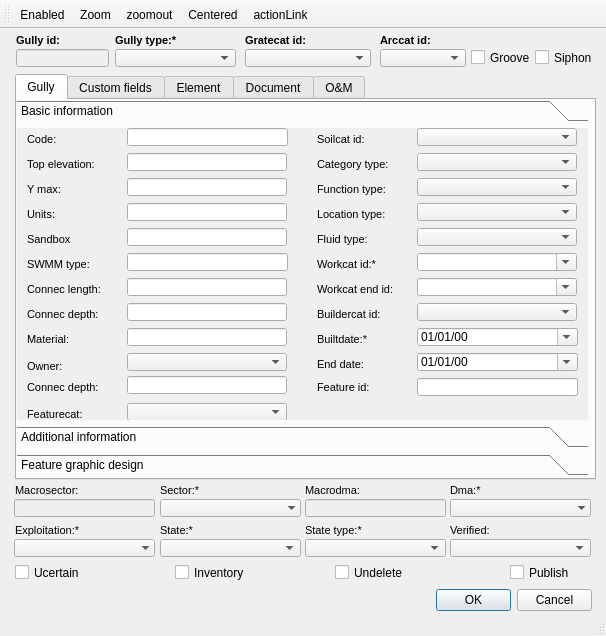
Old version of the form init_ui/ud_man_gully.ui in the repository Giswater/giswater_qgis_plugin.
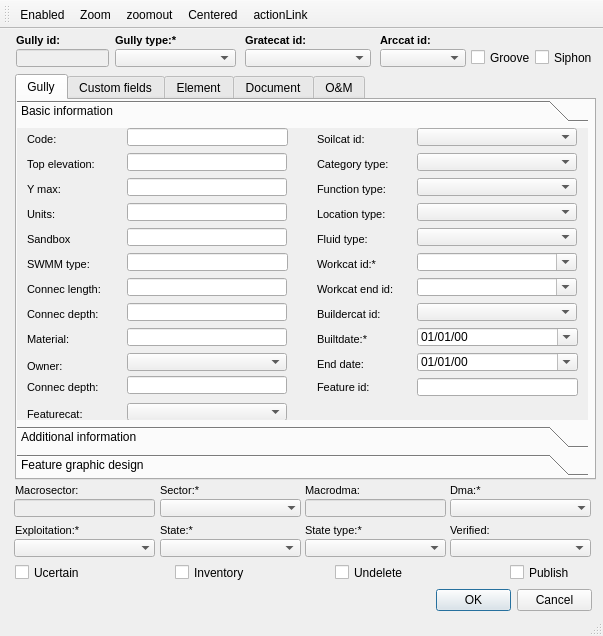
New version of the form. Icons and pictures are not drawn. Custom widgets are drawn as their Qt base class.

Commit message: enhance ui form

Patch:
```diff
--- a/init_ui/ud_man_gully.ui
+++ b/init_ui/ud_man_gully.ui
@@ -6,7 +6,7 @@
    <rect>
     <x>0</x>
     <y>0</y>
-    <width>606</width>
+    <width>603</width>
     <height>636</height>
    </rect>
   </property>
```
The commit also changes 4 other files.
